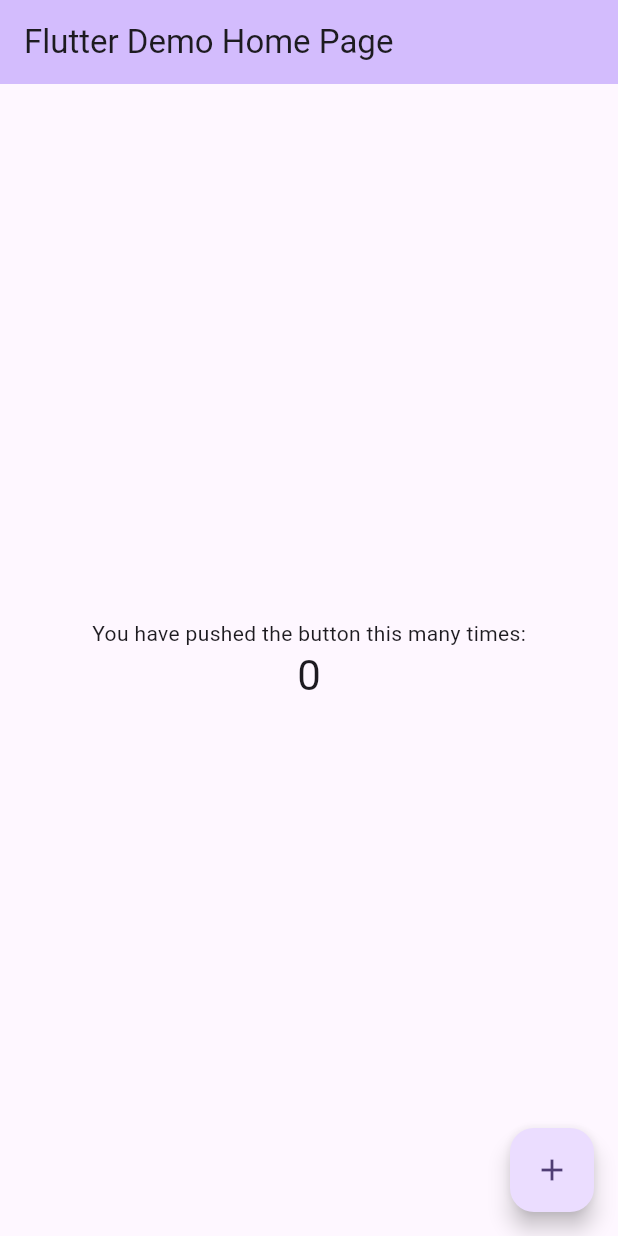
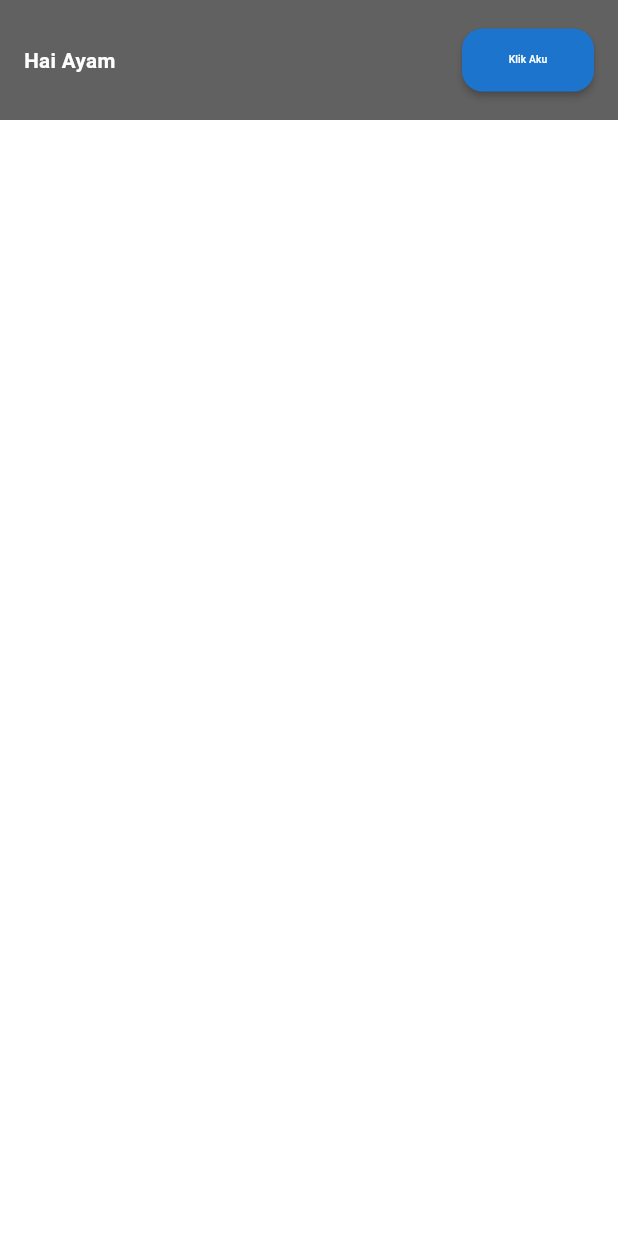
Before and after one commit to FirmanFA/firmanfa.github.io, a Flutter app: the screen it shows after launch, on a phone screen of 412 x 824 dp. Run offline on Flutter 3.47's test engine with Material 3 defaults, Android fonts, the phone set to English and light mode, and no system bars; our stand-ins replace flutter_screenutil, get, google_fonts; Roboto replaces fonts that are missing (Poppins).

Commit message:
trying to do something

```diff
--- /dev/null
+++ b/lib/landing_page.dart
@@ -0,0 +1,72 @@
+import 'package:flutter/material.dart';
+import 'package:flutter_screenutil/flutter_screenutil.dart';
+import 'package:flutter_web_example/constant/constant.dart';
+
+class LandingPage extends StatefulWidget {
+  const LandingPage({super.key});
+
+  @override
+  State<LandingPage> createState() => _LandingPageState();
+}
+
+class _LandingPageState extends State<LandingPage> {
+
+  bool isTextShow = false;
+
+  @override
+  Widget build(BuildContext context) {
+    return Scaffold(
+      backgroundColor: Colors.white,
+      body: Column(
+        children: [
+          Container(
+            padding: const EdgeInsets.all(16),
+            color: Colors.grey.shade700,
+            child: Row(
+              children: [
+                Text(
+                  'Hai Ayam',
+                  style: TextStyle(
+                    color: Colors.white,
+                    fontSize: 12.sp,
+                    fontFamily: 'Poppins',
+                    fontWeight: FontWeight.w600,
+                  ),
+                ),
+                Spacer(),
+                MaterialButton(
+                  onPressed: () {
+                    setState(() {
+                      isTextShow = !isTextShow;
+                    });
+                  },
+                  padding: EdgeInsets.all(16),
+                  child: Text(
+                    "Klik Aku",
+                    style: TextStyle(fontSize: 6.sp),
+                  ),
+                  textTheme: ButtonTextTheme.primary,
+                  textColor: Colors.white,
+                  shape: RoundedRectangleBorder(
+                      borderRadius: BorderRadius.circular(12.r)),
+                  color: colorBluePrimary,
+                )
+              ],
+            ),
+          ),
+          Expanded(
+              child: Center(
+            child: Text(
+              isTextShow ? "Mana papku hari ini?\n Kirim ke: 082141896712 yah" : "",
+              textAlign: TextAlign.center,
+              style: TextStyle(
+                fontSize: 10.sp,
+                fontWeight: FontWeight.w600,
+              ),
+            ),
+          ))
+        ],
+      ),
+    );
+  }
+}
--- a/lib/main.dart
+++ b/lib/main.dart
@@ -1,125 +1,75 @@
+
+
 import 'package:flutter/material.dart';
+import 'package:flutter/services.dart';
+import 'package:flutter_screenutil/flutter_screenutil.dart';
+import 'package:flutter_web_example/constant/constant.dart';
+import 'package:flutter_web_example/landing_page.dart';
+import 'package:flutter_web_example/routes/routes.dart';
+import 'package:get/get.dart';
+import 'package:google_fonts/google_fonts.dart';
 
 void main() {
-  runApp(const MyApp());
+
+  runApp(MyApp());
 }
 
 class MyApp extends StatelessWidget {
-  const MyApp({super.key});
+  MyApp({super.key});
+  final router = AppRouter();
 
   // This widget is the root of your application.
   @override
   Widget build(BuildContext context) {
-    return MaterialApp(
-      title: 'Flutter Demo',
-      theme: ThemeData(
-        // This is the theme of your application.
-        //
-        // TRY THIS: Try running your application with "flutter run". You'll see
-        // the application has a purple toolbar. Then, without quitting the app,
-        // try changing the seedColor in the colorScheme below to Colors.green
-        // and then invoke "hot reload" (save your changes or press the "hot
-        // reload" button in a Flutter-supported IDE, or press "r" if you used
-        // the command line to start the app).
-        //
-        // Notice that the counter didn't reset back to zero; the application
-        // state is not lost during the reload. To reset the state, use hot
-        // restart instead.
-        //
-        // This works for code too, not just values: Most code changes can be
-        // tested with just a hot reload.
-        colorScheme: ColorScheme.fromSeed(seedColor: Colors.deepPurple),
-        useMaterial3: true,
-      ),
-      home: const MyHomePage(title: 'Flutter Demo Home Page'),
-    );
+
+    return ScreenUtilInit(
+        splitScreenMode: true,
+        useInheritedMediaQuery: true,
+        builder: (context, child) {
+          return MaterialApp(
+            title: 'Web Profile',
+            debugShowCheckedModeBanner: false,
+            theme: ThemeData(
+              useMaterial3: true,
+              applyElevationOverlayColor: false,
+              visualDensity: VisualDensity.adaptivePlatformDensity,
+              indicatorColor: colorBluePrimary,
+              highlightColor: Colors.grey,
+              primaryColor: colorBluePrimary,
+              primaryColorDark: colorBluePrimary,
+              colorScheme: ColorScheme.fromSwatch().copyWith(
+                  primary: colorBluePrimary, secondary: colorBluePrimary),
+              primaryTextTheme: GoogleFonts.robotoTextTheme(
+                Get.textTheme.apply(
+                    bodyColor: colorTextTitle, displayColor: colorTextTitle),
+              ),
+              textTheme: GoogleFonts.robotoTextTheme(
+                Get.textTheme.apply(
+                    bodyColor: colorTextTitle, displayColor: colorTextTitle),
+              ),
+              appBarTheme: AppBarTheme(
+                  centerTitle: true,
+                  toolbarHeight: 72,
+                  titleTextStyle: GoogleFonts.roboto(
+                    textStyle: const TextStyle(
+                      color: colorTextTitle,
+                      fontWeight: FontWeight.bold,
+                    ),
+                  ),
+                  elevation: 1,
+                  // toolbarHeight: 56,
+                  backgroundColor: Colors.white,
+                  foregroundColor: colorTextTitle),
+            ),
+            onGenerateRoute: router.onRoute,
+            home: const LandingPage(),
+            // initialRoute: SplashPage.routeName,
+            builder: (context, child) => MediaQuery(
+              data: MediaQuery.of(context)
+                  .copyWith(textScaler: const TextScaler.linear(1.0)),
+              child: child!,
+            ),
+          );
+        });
   }
 }
-
-class MyHomePage extends StatefulWidget {
-  const MyHomePage({super.key, required this.title});
-
-  // This widget is the home page of your application. It is stateful, meaning
-  // that it has a State object (defined below) that contains fields that affect
-  // how it looks.
-
-  // This class is the configuration for the state. It holds the values (in this
-  // case the title) provided by the parent (in this case the App widget) and
-  // used by the build method of the State. Fields in a Widget subclass are
-  // always marked "final".
-
-  final String title;
-
-  @override
-  State<MyHomePage> createState() => _MyHomePageState();
-}
-
-class _MyHomePageState extends State<MyHomePage> {
-  int _counter = 0;
-
-  void _incrementCounter() {
-    setState(() {
-      // This call to setState tells the Flutter framework that something has
-      // changed in this State, which causes it to rerun the build method below
-      // so that the display can reflect the updated values. If we changed
-      // _counter without calling setState(), then the build method would not be
-      // called again, and so nothing would appear to happen.
-      _counter++;
-    });
-  }
-
-  @override
-  Widget build(BuildContext context) {
-    // This method is rerun every time setState is called, for instance as done
-    // by the _incrementCounter method above.
-    //
-    // The Flutter framework has been optimized to make rerunning build methods
-    // fast, so that you can just rebuild anything that needs updating rather
-    // than having to individually change instances of widgets.
-    return Scaffold(
-      appBar: AppBar(
-        // TRY THIS: Try changing the color here to a specific color (to
-        // Colors.amber, perhaps?) and trigger a hot reload to see the AppBar
-        // change color while the other colors stay the same.
-        backgroundColor: Theme.of(context).colorScheme.inversePrimary,
-        // Here we take the value from the MyHomePage object that was created by
-        // the App.build method, and use it to set our appbar title.
-        title: Text(widget.title),
-      ),
-      body: Center(
-        // Center is a layout widget. It takes a single child and positions it
-        // in the middle of the parent.
-        child: Column(
-          // Column is also a layout widget. It takes a list of children and
-          // arranges them vertically. By default, it sizes itself to fit its
-          // children horizontally, and tries to be as tall as its parent.
-          //
-          // Column has various properties to control how it sizes itself and
-          // how it positions its children. Here we use mainAxisAlignment to
-          // center the children vertically; the main axis here is the vertical
-          // axis because Columns are vertical (the cross axis would be
-          // horizontal).
-          //
-          // TRY THIS: Invoke "debug painting" (choose the "Toggle Debug Paint"
-          // action in the IDE, or press "p" in the console), to see the
-          // wireframe for each widget.
-          mainAxisAlignment: MainAxisAlignment.center,
-          children: <Widget>[
-            const Text(
-              'You have pushed the button this many times:',
-            ),
-            Text(
-              '$_counter',
-              style: Theme.of(context).textTheme.headlineMedium,
-            ),
-          ],
-        ),
-      ),
-      floatingActionButton: FloatingActionButton(
-        onPressed: _incrementCounter,
-        tooltip: 'Increment',
-        child: const Icon(Icons.add),
-      ), // This trailing comma makes auto-formatting nicer for build methods.
-    );
-  }
-}
```
Also changed, not shown: lib/constant/constant.dart (added, +143 -0 lines), lib/routes/routes.dart (added, +14 -0 lines), pubspec.yaml (+21 -4 lines), pubspec.lock, 2 other files.
